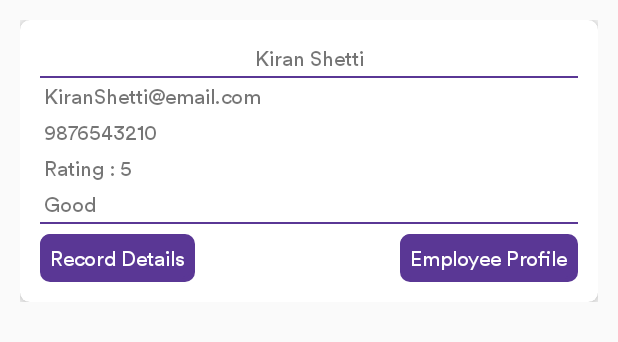
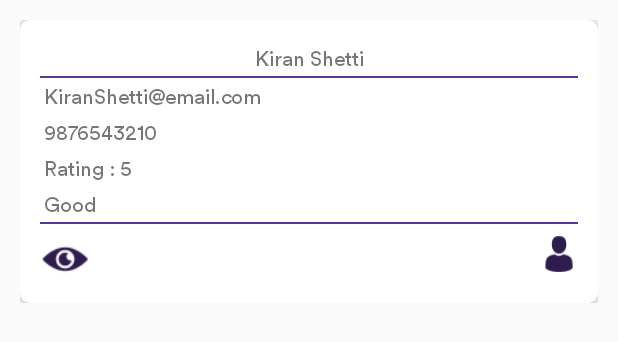
Before and after one commit to lokhandeyogesh7/achieve_android_app, an Android app: the layout row_employee_list.xml on its own in the app's theme, with its tools: preview values and no code run, on a phone screen of 412 x 824 dp. Shown: the top 342 px of the screen. Run offline under Robolectric (Android 15) with nearby library versions, the phone set to English and light mode, and no system bars; network calls fail.

Commit message:
icons changes

```diff
--- a/app/src/main/java/com/sanswai/achieve/adapter/EmployeeDashboardAdapter.kt
+++ b/app/src/main/java/com/sanswai/achieve/adapter/EmployeeDashboardAdapter.kt
@@ -6,6 +6,7 @@ import android.support.v7.widget.RecyclerView
 import android.view.LayoutInflater
 import android.view.View
 import android.view.ViewGroup
+import android.widget.ImageView
 import android.widget.RatingBar
 import android.widget.TextView
 import com.sanswai.achieve.R
@@ -22,8 +23,8 @@ class EmployeeDashboardAdapter(private val mContext: Context, private val employ
         var tvPhone: TextView = view.findViewById(R.id.tvPhone)
         var rbEmployee: TextView = view.findViewById(R.id.rbEmployee)
         var tvPerStatusEmployee: TextView = view.findViewById(R.id.tvPerStatusEmployee)
-        var tvRecordDetails: TextView = view.findViewById(R.id.tvRecordDetails)
-        var tvEmployeeProfile: TextView = view.findViewById(R.id.tvEmployeeProfile)
+        var tvRecordDetails: ImageView = view.findViewById(R.id.tvRecordDetails)
+        var tvEmployeeProfile: ImageView = view.findViewById(R.id.tvEmployeeProfile)
     }
 
     override fun onCreateViewHolder(parent: ViewGroup, viewType: Int): MyViewHolder {
--- a/app/src/main/res/layout/row_employee_list.xml
+++ b/app/src/main/res/layout/row_employee_list.xml
@@ -92,30 +92,26 @@
                 android:layout_below="@+id/tvPerStatusEmployee"
                 android:background="@color/bgGrey" />
 
-            <TextView
+            <ImageView
                 android:id="@+id/tvRecordDetails"
-                android:layout_width="wrap_content"
-                android:layout_height="wrap_content"
+                android:layout_width="@dimen/_25sdp"
+                android:layout_height="@dimen/_25sdp"
                 android:layout_below="@+id/seperator3"
                 android:layout_marginTop="@dimen/_5sdp"
-                android:background="@drawable/round_button"
-                android:fontFamily="@font/myfont"
-                android:padding="@dimen/_5sdp"
-                android:text="Record Details"
-                android:textColor="@android:color/white" />
+                android:gravity="center"
+                android:tint="@color/colorPrimaryDark"
+                android:src="@drawable/ic_view" />
 
-            <TextView
+            <ImageView
                 android:id="@+id/tvEmployeeProfile"
-                android:layout_width="wrap_content"
-                android:layout_height="wrap_content"
+                android:layout_width="@dimen/_20sdp"
+                android:layout_height="@dimen/_20sdp"
                 android:layout_below="@+id/seperator3"
                 android:layout_alignParentEnd="true"
+                android:layout_marginTop="@dimen/_5sdp"
                 android:layout_alignParentRight="true"
-                android:layout_marginTop="@dimen/_5sdp"
-                android:background="@drawable/round_button"
-                android:fontFamily="@font/myfont"
-                android:padding="@dimen/_5sdp"
-                android:text="Employee Profile"
+                android:tint="@color/colorPrimaryDark"
+                android:src="@drawable/ic_profile_view"
                 android:textColor="@android:color/white" />
 
 
```
Also changed, not shown: app/src/main/res/layout/fragment_employer_review_list.xml (+5 -9 lines), app/src/main/res/drawable-hdpi/ic_add_record.png (added), app/src/main/res/drawable-hdpi/ic_profile_view.png (added), app/src/main/res/drawable-hdpi/ic_view.png (added), app/src/main/res/drawable-mdpi/ic_add_record.png (added), app/src/main/res/drawable-mdpi/ic_profile_view.png (added), app/src/main/res/drawable-mdpi/ic_view.png (added), app/src/main/res/drawable-xhdpi/ic_add_record.png (added), app/src/main/res/drawable-xhdpi/ic_profile_view.png (added), app/src/main/res/drawable-xhdpi/ic_view.png (added), app/src/main/res/drawable-xxhdpi/ic_add_record.png (added), app/src/main/res/drawable-xxhdpi/ic_profile_view.png (added), app/src/main/res/drawable-xxhdpi/ic_view.png (added), app/src/main/res/drawable-xxxhdpi/ic_add_record.png (added), 2 more files.
